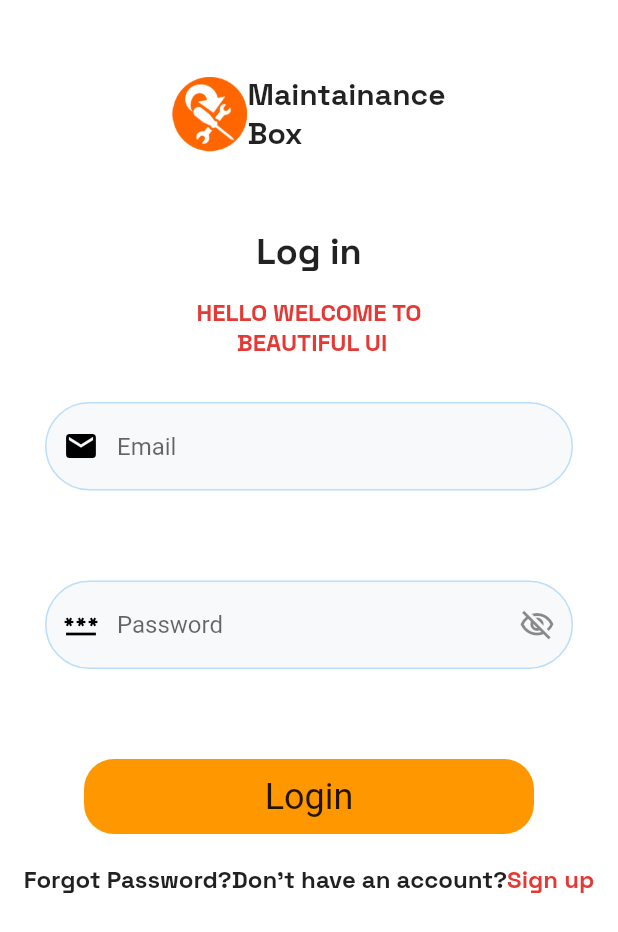
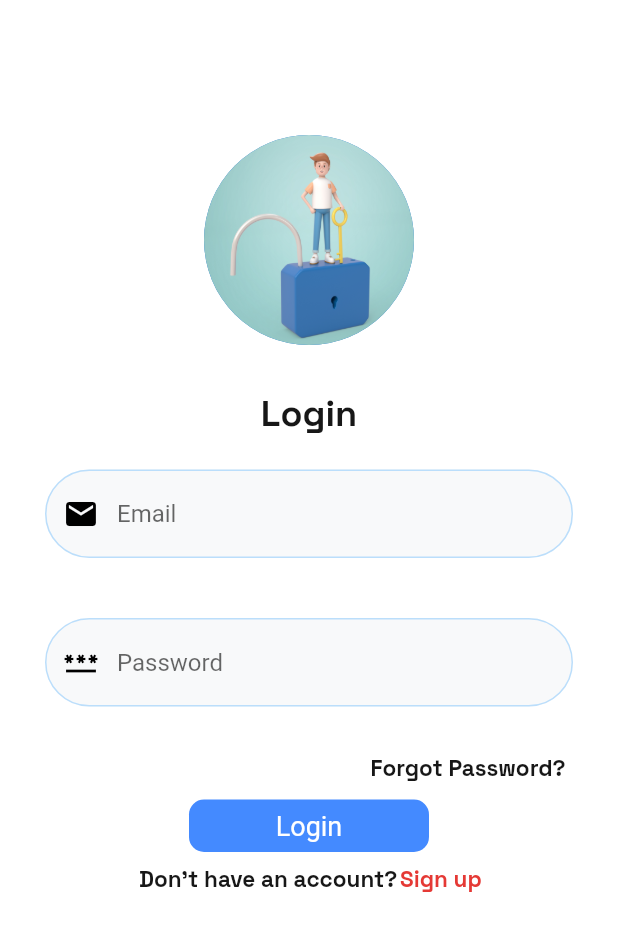
Before and after one commit to abdulsamad08/Login-Ui-screen, a Flutter app: the screen it shows after launch, on a phone screen of 412 x 824 dp. Shown: the top 932 px of the screen. Run offline on Flutter 3.47's test engine with Material 2 defaults, Android fonts, the phone set to English and light mode, and no system bars.

Commit message:
Login Screen Ui

```diff
--- /dev/null
+++ b/lib/login.dart
@@ -0,0 +1,73 @@
+import 'package:flutter/material.dart';
+import 'package:login_ui/widgets.dart';
+
+class LoginScreen extends StatelessWidget {
+  const LoginScreen({super.key});
+
+  @override
+  Widget build(BuildContext context) {
+    return Scaffold(
+      backgroundColor: Colors.white,
+      body: SafeArea(
+        child: Padding(
+          padding: const EdgeInsets.only(top: 90),
+          child: Column(
+            children: [
+              Row(
+                mainAxisAlignment: MainAxisAlignment.center,
+                crossAxisAlignment: CrossAxisAlignment.center,
+                children: const [
+                  CircleAvatar(
+                    radius: 70,
+                    backgroundImage: AssetImage('images/keylock.jpg'),
+                  ),
+                ],
+              ),
+              const SizedBox(
+                height: 30,
+              ),
+              Center(
+                child:
+                    textstyle("Login", Color(0xFF171717), FontWeight.bold, 24),
+              ),
+              textfield('Email', Icons.email),
+              textfield('Password', Icons.password),
+              Padding(
+                padding: const EdgeInsets.only(right: 35, bottom: 12, top: 13),
+                child: Row(
+                  mainAxisAlignment: MainAxisAlignment.end,
+                  children: [
+                    textstyle("Forgot Password?", Color(0xff171717),
+                        FontWeight.w700, 15),
+                  ],
+                ),
+              ),
+              Container(
+                  height: 35,
+                  width: 160,
+                  decoration: BoxDecoration(
+                      color: Colors.blueAccent,
+                      borderRadius: BorderRadius.circular(10)),
+                  child: const Center(
+                    child: Text('Login',
+                        style: TextStyle(fontSize: 18, color: Colors.white)),
+                  )),
+              Padding(
+                padding: const EdgeInsets.all(8.0),
+                child: Row(
+                  mainAxisAlignment: MainAxisAlignment.center,
+                  children: [
+                    textstyle("Don't have an account? ", Color(0xff171717),
+                        FontWeight.w700, 15),
+                    textstyle(
+                        'Sign up', Color(0xFFE53935), FontWeight.bold, 15),
+                  ],
+                ),
+              ),
+            ],
+          ),
+        ),
+      ),
+    );
+  }
+}
--- a/lib/main.dart
+++ b/lib/main.dart
@@ -1,5 +1,5 @@
 import 'package:flutter/material.dart';
-import 'package:login_ui/ui.dart';
+import 'package:login_ui/login.dart';
 
 void main() {
   runApp(const MyApp());
@@ -13,7 +13,8 @@ class MyApp extends StatelessWidget {
   Widget build(BuildContext context) {
     // ignore: prefer_const_constructors
     return MaterialApp(
-      home: const UiDes(),
+      debugShowCheckedModeBanner: false,
+      home: const LoginScreen(),
     );
   }
 }
--- a/lib/ui.dart
+++ /dev/null
@@ -1,164 +0,0 @@
-import 'package:flutter/material.dart';
-import 'package:flutter/src/widgets/container.dart';
-import 'package:flutter/src/widgets/framework.dart';
-
-class UiDes extends StatelessWidget {
-  const UiDes({super.key});
-
-  @override
-  Widget build(BuildContext context) {
-    return Scaffold(
-      backgroundColor: Colors.white,
-      body: SafeArea(
-        child: Column(
-          children: [
-            const SizedBox(height: 50),
-            Row(
-              mainAxisAlignment: MainAxisAlignment.center,
-              crossAxisAlignment: CrossAxisAlignment.center,
-              children: [
-                const Image(
-                  height: 50,
-                  width: 50,
-                  image: AssetImage('images/a.png'),
-                ),
-                const SizedBox(
-                  height: 20,
-                ),
-                Column(
-                  crossAxisAlignment: CrossAxisAlignment.start,
-                  children: const [
-                    Text(
-                      'Maintainance',
-                      style: TextStyle(
-                          fontSize: 20,
-                          fontFamily: 'SpaceGrotesk',
-                          fontWeight: FontWeight.bold),
-                    ),
-                    Text(
-                      'Box',
-                      style: TextStyle(
-                          fontSize: 20,
-                          fontFamily: 'SpaceGrotesk',
-                          fontWeight: FontWeight.bold),
-                    )
-                  ],
-                ),
-              ],
-            ),
-            const SizedBox(
-              height: 50,
-            ),
-            const Center(
-                child: Text(
-              'Log in',
-              style: TextStyle(
-                  fontSize: 24,
-                  fontFamily: 'SpaceGrotesk',
-                  fontWeight: FontWeight.w700),
-            )),
-            const SizedBox(
-              height: 15,
-            ),
-            const Center(
-                child: Text(
-              'HELLO WELCOME TO\n BEAUTIFUL UI',
-              textAlign: TextAlign.center,
-              style: TextStyle(
-                  fontSize: 16,
-                  fontFamily: 'SpaceGrotesk',
-                  fontWeight: FontWeight.w700,
-                  color: Color(0xFFE53935)),
-            )),
-            Padding(
-              padding: const EdgeInsets.all(30),
-              child: TextFormField(
-                decoration: InputDecoration(
-                    hintText: 'Email',
-                    fillColor: Color(0xffF8F9FA),
-                    filled: true,
-                    prefixIcon: const Icon(
-                      Icons.email,
-                      color: Colors.black,
-                    ),
-                    focusedBorder: OutlineInputBorder(
-                        borderSide: const BorderSide(color: Color(0xffBBDEFB)),
-                        borderRadius: BorderRadius.circular(30)),
-                    enabledBorder: OutlineInputBorder(
-                        borderSide: const BorderSide(color: Color(0xffBBDEFB)),
-                        borderRadius: BorderRadius.circular(30))),
-              ),
-            ),
-            Padding(
-              padding: const EdgeInsets.all(30),
-              child: TextFormField(
-                decoration: InputDecoration(
-                    hintText: 'Password',
-                    fillColor: Color(0xffF8F9FA),
-                    filled: true,
-                    prefixIcon: const Icon(
-                      Icons.password,
-                      color: Colors.black,
-                    ),
-                    suffixIcon: const Icon(Icons.visibility_off_outlined),
-                    focusedBorder: OutlineInputBorder(
-                        borderSide: const BorderSide(color: Color(0xffBBDEFB)),
-                        borderRadius: BorderRadius.circular(30)),
-                    enabledBorder: OutlineInputBorder(
-                        borderSide: const BorderSide(color: Color(0xffBBDEFB)),
-                        borderRadius: BorderRadius.circular(30))),
-              ),
-            ),
-            const SizedBox(
-              height: 30,
-            ),
-            Container(
-                height: 50,
-                width: 300,
-                decoration: BoxDecoration(
-                    color: Colors.orange,
-                    borderRadius: BorderRadius.circular(20)),
-                child: const Center(
-                  child: Text('Login', style: TextStyle(fontSize: 24)),
-                )),
-            const SizedBox(
-              height: 20,
-            ),
-            Row(
-              mainAxisAlignment: MainAxisAlignment.center,
-              children: const [
-                Text(
-                  "Forgot Password?",
-                  textAlign: TextAlign.left,
-                  style: TextStyle(
-                      fontSize: 16,
-                      fontFamily: 'SpaceGrotesk',
-                      fontWeight: FontWeight.w700,
-                      color: Color(0xFF212121)),
-                ),
-                Text(
-                  "Don't have an account?",
-                  textAlign: TextAlign.center,
-                  style: TextStyle(
-                      fontSize: 16,
-                      fontFamily: 'SpaceGrotesk',
-                      fontWeight: FontWeight.w700,
-                      color: Color(0xFF212121)),
-                ),
-                Text(
-                  'Sign up',
-                  textAlign: TextAlign.center,
-                  style: TextStyle(
-                      fontSize: 16,
-                      fontFamily: 'SpaceGrotesk',
-                      fontWeight: FontWeight.w700,
-                      color: Color(0xFFE53935)),
-                ),
-              ],
-            ),
-          ],
-        ),
-      ),
-    );
-  }
-}
--- /dev/null
+++ b/lib/widgets.dart
@@ -0,0 +1,35 @@
+import 'package:flutter/material.dart';
+
+textfield(hinttext, icon) {
+  return Padding(
+    padding: const EdgeInsets.only(right: 30, left: 30, top: 22, bottom: 18),
+    child: TextFormField(
+      decoration: InputDecoration(
+          hintText: hinttext,
+          fillColor: Color(0xffF8F9FA),
+          filled: true,
+          prefixIcon: Icon(
+            icon,
+            color: Colors.black,
+          ),
+          focusedBorder: OutlineInputBorder(
+              borderSide: const BorderSide(color: Color(0xffBBDEFB)),
+              borderRadius: BorderRadius.circular(30)),
+          enabledBorder: OutlineInputBorder(
+              borderSide: const BorderSide(color: Color(0xffBBDEFB)),
+              borderRadius: BorderRadius.circular(30))),
+    ),
+  );
+}
+
+textstyle(text, colr, fontweight, double size) {
+  return Text(
+    text,
+    textAlign: TextAlign.center,
+    style: TextStyle(
+        fontSize: size,
+        fontFamily: 'SpaceGrotesk',
+        fontWeight: fontweight,
+        color: colr),
+  );
+}
--- a/pubspec.yaml
+++ b/pubspec.yaml
@@ -61,7 +61,7 @@ flutter:
 
   # To add assets to your application, add an assets section, like this:
   assets:
-    - images/a.png
+    - images/
 
   # An image asset can refer to one or more resolution-specific "variants", see
   # https://flutter.dev/assets-and-images/#resolution-aware
```
Also changed, not shown: images/a.png (deleted), images/keylock.jpg (added).
